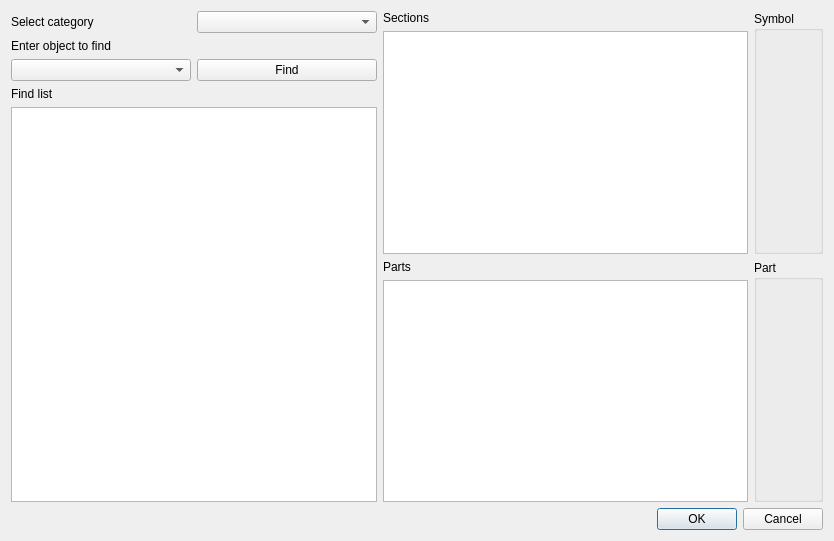
Before: the Qt Designer form windows/SdDGetObject.ui in usiksan/SaliCAD, drawn with Qt 5.
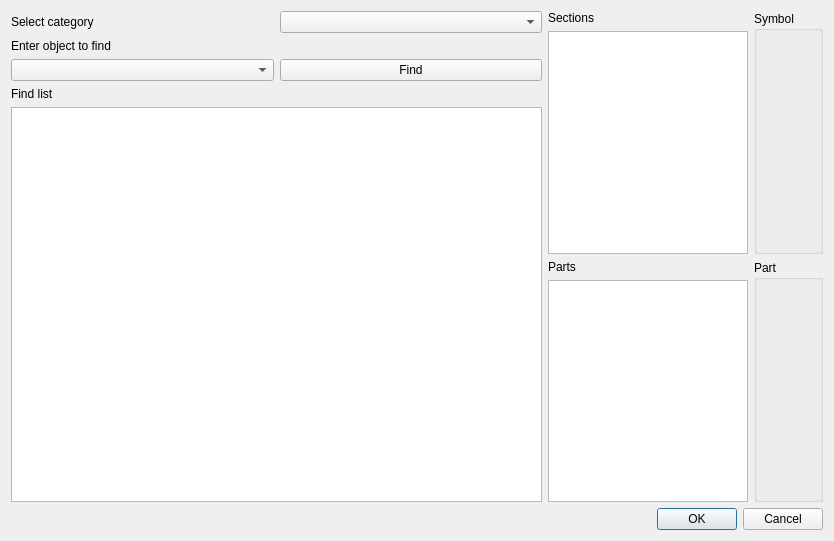
After: the same form once the commit is applied.

What changed in the file:
```diff
--- a/windows/SdDGetObject.ui
+++ b/windows/SdDGetObject.ui
@@ -69,23 +69,49 @@
       <layout class="QVBoxLayout" name="verticalLayout_3">
        <item>
         <widget class="QLabel" name="label_4">
+         <property name="maximumSize">
+          <size>
+           <width>200</width>
+           <height>16777215</height>
+          </size>
+         </property>
          <property name="text">
           <string>Sections</string>
          </property>
         </widget>
        </item>
        <item>
-        <widget class="QListWidget" name="mSections"/>
+        <widget class="QListWidget" name="mSections">
+         <property name="maximumSize">
+          <size>
+           <width>200</width>
+           <height>16777215</height>
+          </size>
+         </property>
+        </widget>
        </item>
        <item>
         <widget class="QLabel" name="label_5">
+         <property name="maximumSize">
+          <size>
+           <width>200</width>
+           <height>16777215</height>
+          </size>
+         </property>
          <property name="text">
           <string>Parts</string>
          </property>
         </widget>
        </item>
        <item>
-        <widget class="QListWidget" name="mParts"/>
+        <widget class="QListWidget" name="mParts">
+         <property name="maximumSize">
+          <size>
+           <width>200</width>
+           <height>16777215</height>
+          </size>
+         </property>
+        </widget>
        </item>
       </layout>
      </item>
```
